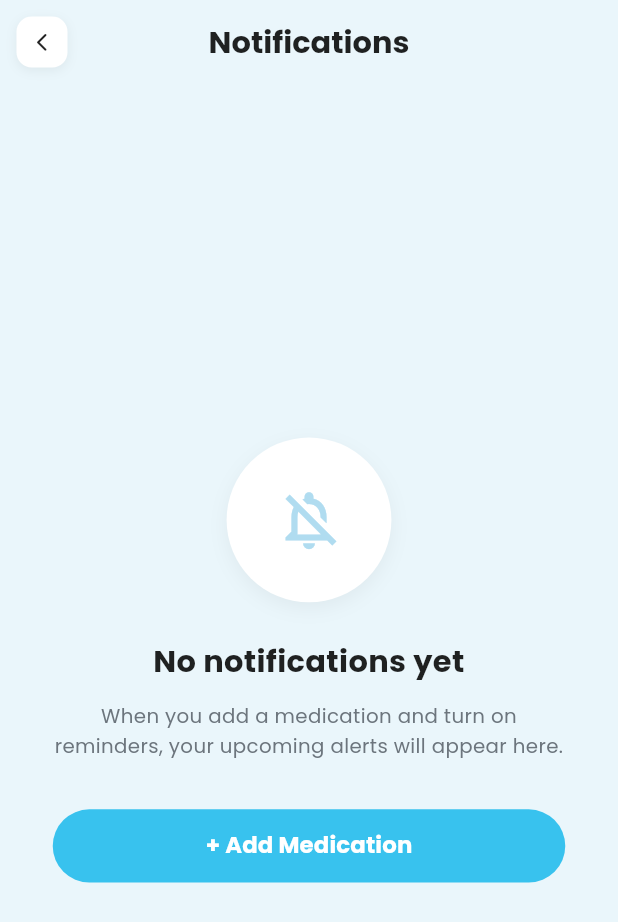
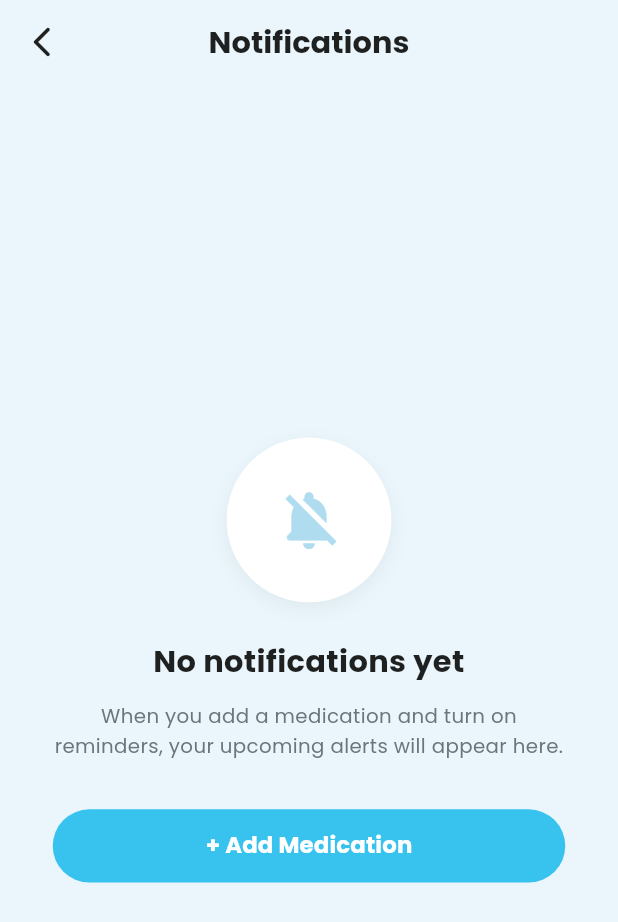
Before and after one commit to shizuiixui/Nudge-RX, a Flutter app: the NotificationPage screen opened directly, on a phone screen of 412 x 824 dp. Shown: the top 922 px of the screen. Run offline on Flutter 3.47's test engine with Material 3 defaults, Android fonts, the phone set to English and light mode, and no system bars; our stand-ins replace flutter_local_notifications, flutter_riverpod, flutter_screenutil, shared_preferences, supabase_flutter, timezone; accounts and stored records are empty.

Commit message:
refactor: update back button styling

```diff
--- a/lib/features/homepage/presentation/notification_page.dart
+++ b/lib/features/homepage/presentation/notification_page.dart
@@ -24,20 +24,9 @@ class NotificationPage extends ConsumerWidget {
           onTap: () => Navigator.of(context).pop(),
           child: Container(
             margin: EdgeInsets.all(10.w),
-            decoration: BoxDecoration(
-              color: Colors.white,
-              borderRadius: BorderRadius.circular(10.r),
-              boxShadow: [
-                BoxShadow(
-                  color: Colors.black.withValues(alpha: 0.06),
-                  blurRadius: 6,
-                  offset: const Offset(0, 2),
-                ),
-              ],
-            ),
+            color: Colors.transparent,
             child: Icon(
               Icons.arrow_back_ios_new_rounded,
-              size: 14.sp,
               color: Colors.black87,
             ),
           ),
@@ -115,7 +104,7 @@ class NotificationPage extends ConsumerWidget {
                 ],
               ),
               child: Icon(
-                Icons.notifications_off_outlined,
+                Icons.notifications_off_rounded,
                 size: 46.sp,
                 color: const Color(0xFFB0DCF0),
               ),
@@ -183,10 +172,7 @@ class _NotificationCard extends StatelessWidget {
   final NotificationItem notification;
   final VoidCallback onTap;
 
-  const _NotificationCard({
-    required this.notification,
-    required this.onTap,
-  });
+  const _NotificationCard({required this.notification, required this.onTap});
 
   String _formatTimeAgo(DateTime dt) {
     final diff = DateTime.now().difference(dt);
@@ -214,7 +200,9 @@ class _NotificationCard extends StatelessWidget {
             ),
           ],
           border: Border.all(
-            color: notification.isRead ? Colors.transparent : const Color(0xFF38C2EE).withValues(alpha: 0.3),
+            color: notification.isRead
+                ? Colors.transparent
+                : const Color(0xFF38C2EE).withValues(alpha: 0.3),
             width: 1.5,
           ),
         ),
--- a/lib/features/inventory/presentation/add_edit_medicine_page.dart
+++ b/lib/features/inventory/presentation/add_edit_medicine_page.dart
@@ -149,7 +149,6 @@ class _AddEditMedicinePageState extends ConsumerState<AddEditMedicinePage> {
               alignment: Alignment.center,
               child: Icon(
                 Icons.arrow_back_ios_new_rounded,
-                size: 24.sp,
                 color: Colors.black87,
               ),
             ),
```
